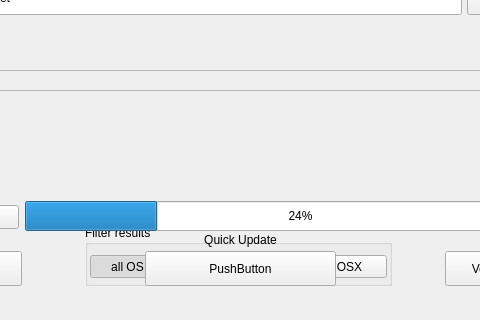
The window that mainwindow.ui (overmindstudios/BlenderUpdater) describes before a commit, drawn with Qt 5; both pictures show x 115 to 595 and y 230 to 550 of the 700 by 550 pixel window.
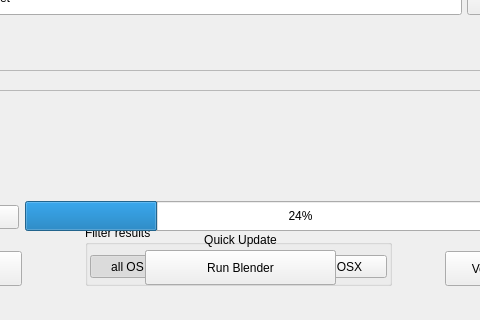
The same window after the commit. Icons and pictures are not drawn.

Commit message: added button to run the downloaded Blender version

Diff of the .ui file:
```diff
--- a/mainwindow.ui
+++ b/mainwindow.ui
@@ -533,7 +533,7 @@
     <property name="geometry">
      <rect>
       <x>260</x>
-      <y>481</y>
+      <y>480</y>
       <width>191</width>
       <height>35</height>
      </rect>
@@ -625,6 +625,29 @@
      <bool>false</bool>
     </property>
    </widget>
+   <widget class="QPushButton" name="btn_execute">
+    <property name="geometry">
+     <rect>
+      <x>260</x>
+      <y>480</y>
+      <width>191</width>
+      <height>35</height>
+     </rect>
+    </property>
+    <property name="toolTip">
+     <string>Run downloaded Blender version</string>
+    </property>
+    <property name="styleSheet">
+     <string notr="true"/>
+    </property>
+    <property name="text">
+     <string>Run Blender</string>
+    </property>
+    <property name="icon">
+     <iconset resource="res.qrc">
+      <normaloff>:/newPrefix/images/Blender-icon.png</normaloff>:/newPrefix/images/Blender-icon.png</iconset>
+    </property>
+   </widget>
    <zorder>btngrp_filter</zorder>
    <zorder>frm_start</zorder>
    <zorder>btn_Quit</zorder>
@@ -639,6 +662,7 @@
    <zorder>lbl_quick</zorder>
    <zorder>lbl_caution</zorder>
    <zorder>btn_newVersion</zorder>
+   <zorder>btn_execute</zorder>
   </widget>
   <widget class="QStatusBar" name="statusbar"/>
  </widget>
```
The commit also changes 5 other files.
